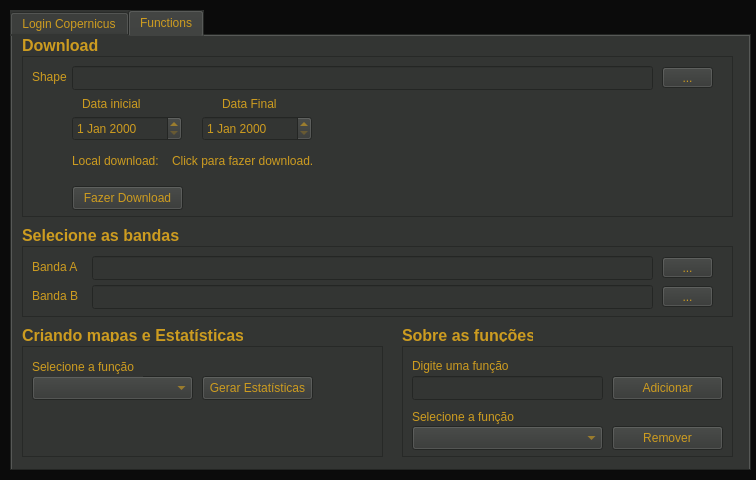
Before: the Qt Designer form ceres_dialog_base.ui in michaelthierry/Ceres_Linux, drawn with Qt 5.
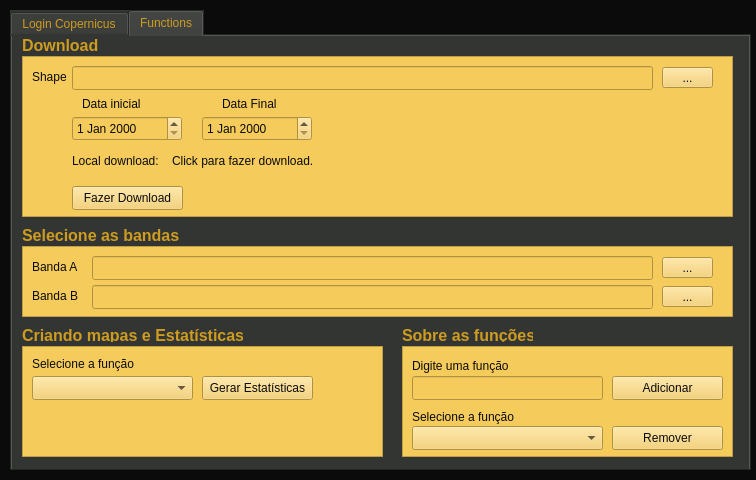
After: the same form once the commit is applied. The open tabs and pages were chosen to show the change. Custom widgets are drawn as their Qt base class.

Commit message: chore: add gitignore and files to config

The edit to the form file:
```diff
--- a/ceres_dialog_base.ui
+++ b/ceres_dialog_base.ui
@@ -241,6 +241,10 @@
        <height>161</height>
       </rect>
      </property>
+     <property name="styleSheet">
+      <string notr="true">background-color: rgb(245, 203, 92);
+color: rgb(11, 11, 11);</string>
+     </property>
      <property name="frameShape">
       <enum>QFrame::StyledPanel</enum>
      </property>
@@ -341,6 +345,11 @@
         <height>24</height>
        </rect>
       </property>
+      <property name="styleSheet">
+       <string notr="true">color: rgb(245, 203, 92);
+color: rgb(11, 11, 11);
+</string>
+      </property>
      </widget>
      <widget class="QLabel" name="label_9">
       <property name="geometry">
@@ -391,6 +400,10 @@
        <height>71</height>
       </rect>
      </property>
+     <property name="styleSheet">
+      <string notr="true">background-color: rgb(245, 203, 92);
+color: rgb(11, 11, 11);</string>
+     </property>
      <property name="frameShape">
       <enum>QFrame::StyledPanel</enum>
      </property>
@@ -432,6 +445,10 @@
         <height>24</height>
        </rect>
       </property>
+      <property name="styleSheet">
+       <string notr="true">color: rgb(245, 203, 92);
+color: rgb(11, 11, 11);</string>
+      </property>
      </widget>
      <widget class="QToolButton" name="toolButton_3">
       <property name="geometry">
@@ -468,6 +485,10 @@
         <height>24</height>
        </rect>
       </property>
+      <property name="styleSheet">
+       <string notr="true">color: rgb(245, 203, 92);
+color: rgb(11, 11, 11);</string>
+      </property>
      </widget>
     </widget>
     <widget class="QLabel" name="label_14">
@@ -492,6 +513,10 @@
        <height>111</height>
       </rect>
      </property>
+     <property name="styleSheet">
+      <string notr="true">background-color: rgb(245, 203, 92);
+color: rgb(11, 11, 11);</string>
+     </property>
      <property name="frameShape">
       <enum>QFrame::StyledPanel</enum>
      </property>
@@ -514,7 +539,7 @@
         <x>10</x>
         <y>10</y>
         <width>111</width>
-        <height>21</height>
+        <height>16</height>
        </rect>
       </property>
       <property name="text">
@@ -557,6 +582,10 @@
        <height>111</height>
       </rect>
      </property>
+     <property name="styleSheet">
+      <string notr="true">color: rgb(11, 11, 11);
+background-color: rgb(245, 203, 92);</string>
+     </property>
      <property name="frameShape">
       <enum>QFrame::StyledPanel</enum>
      </property>
@@ -572,6 +601,10 @@
         <height>24</height>
        </rect>
       </property>
+      <property name="styleSheet">
+       <string notr="true">color: rgb(245, 203, 92);
+color: rgb(11, 11, 11);</string>
+      </property>
      </widget>
      <widget class="QPushButton" name="pushButton_4">
       <property name="geometry">
```
Left out of the diff: 35 changed lines with no effect on the pictures. The commit also changes 2 other files.
